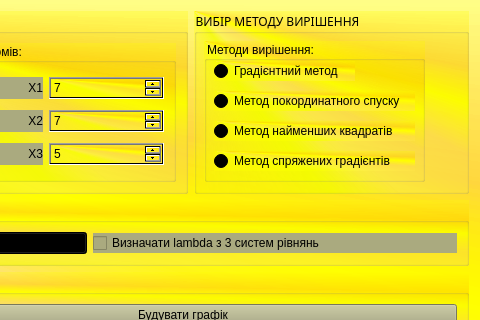
Above: main_window.ui from LabCreators/sysan2 before the change; both pictures show x 669 to 1149 and y 0 to 320 of the 1149 by 600 pixel window. Below: the same form after it.
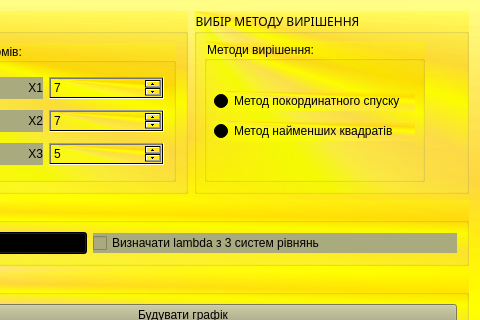
That is the form after the change.

Commit message: Removed two methods

Diff of the .ui file:
```diff
--- a/main_window.ui
+++ b/main_window.ui
@@ -1776,20 +1776,7 @@
       <property name="title">
        <string>Методи вирішення:</string>
       </property>
-      <widget class="QRadioButton" name="radioGrad">
-       <property name="geometry">
-        <rect>
-         <x>10</x>
-         <y>20</y>
-         <width>141</width>
-         <height>20</height>
-        </rect>
-       </property>
-       <property name="text">
-        <string>Градієнтний метод</string>
-       </property>
-      </widget>
-      <widget class="QRadioButton" name="radioCoordDesc">
+      <widget class="QRadioButton" name="radioConjucateGrad">
        <property name="geometry">
         <rect>
          <x>10</x>
@@ -1815,19 +1802,6 @@
         <string>Метод найменших квадратів</string>
        </property>
       </widget>
-      <widget class="QRadioButton" name="radioConjucateGrad">
-       <property name="geometry">
-        <rect>
-         <x>10</x>
-         <y>110</y>
-         <width>201</width>
-         <height>20</height>
-        </rect>
-       </property>
-       <property name="text">
-        <string>Метод спряжених градієнтів</string>
-       </property>
-      </widget>
      </widget>
     </widget>
    </item>
```
Left out of the diff: 34 changed lines with no effect on the pictures. The commit also changes 1 other file.
